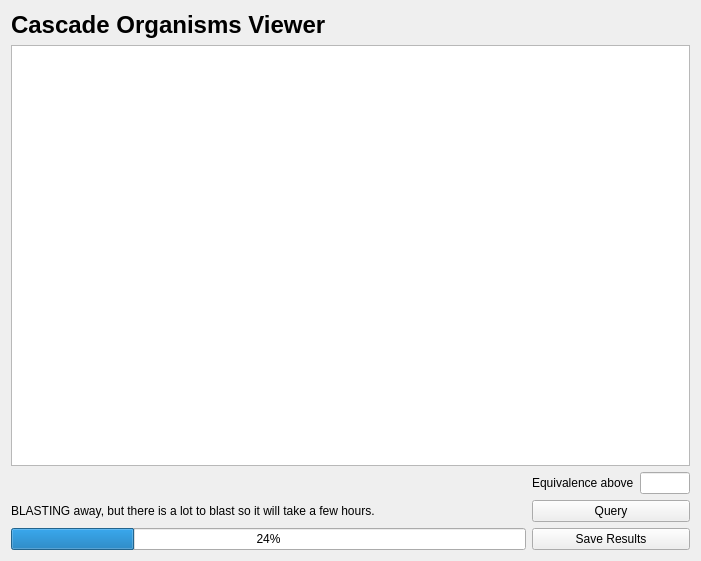
This is cbr/cascades/visual/CascadesViewer.ui in TUM-CBR/pymol-plugins as Qt 5 draws it before an edit. The edited form follows.
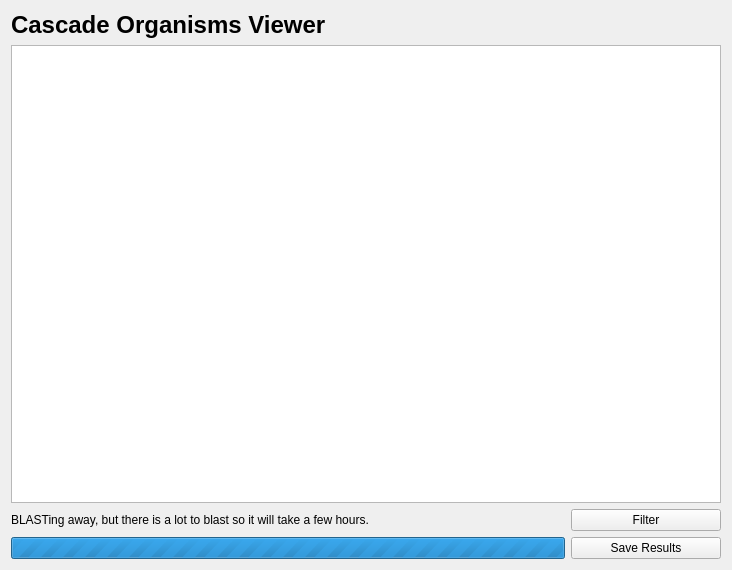
This is the edited form.

Commit message: [Cascade BLAST] Code to construct a database.

The edit to the form file:
```diff
--- a/cbr/cascades/visual/CascadesViewer.ui
+++ b/cbr/cascades/visual/CascadesViewer.ui
@@ -6,50 +6,17 @@
    <rect>
     <x>0</x>
     <y>0</y>
-    <width>701</width>
-    <height>561</height>
+    <width>732</width>
+    <height>570</height>
    </rect>
   </property>
   <property name="windowTitle">
    <string>Form</string>
   </property>
   <layout class="QGridLayout" name="gridLayout">
-   <item row="2" column="0">
-    <spacer name="horizontalSpacer">
-     <property name="orientation">
-      <enum>Qt::Horizontal</enum>
-     </property>
-     <property name="sizeHint" stdset="0">
-      <size>
-       <width>40</width>
-       <height>20</height>
-      </size>
-     </property>
-    </spacer>
-   </item>
    <item row="1" column="0" colspan="4">
     <widget class="QTableView" name="organismsTable"/>
    </item>
-   <item row="2" column="2">
-    <widget class="QLabel" name="label_2">
-     <property name="text">
-      <string>Equivalence above</string>
-     </property>
-    </widget>
-   </item>
-   <item row="3" column="2" colspan="2">
-    <widget class="QPushButton" name="queryButton">
-     <property name="maximumSize">
-      <size>
-       <width>16777215</width>
-       <height>16777215</height>
-      </size>
-     </property>
-     <property name="text">
-      <string>Query</string>
-     </property>
-    </widget>
-   </item>
    <item row="0" column="0" colspan="3">
     <widget class="QLabel" name="label">
      <property name="styleSheet">
@@ -61,34 +28,46 @@
      </property>
     </widget>
    </item>
-   <item row="2" column="3">
-    <widget class="QLineEdit" name="equivalenceLineEdit">
-     <property name="maximumSize">
-      <size>
-       <width>50</width>
-       <height>16777215</height>
-      </size>
-     </property>
-    </widget>
-   </item>
-   <item row="4" column="0" colspan="2">
-    <widget class="QProgressBar" name="queryProgressBar">
-     <property name="value">
-      <number>24</number>
-     </property>
-    </widget>
-   </item>
-   <item row="4" column="2" colspan="2">
+   <item row="4" column="3">
     <widget class="QPushButton" name="saveResultsButton">
+     <property name="maximumSize">
+      <size>
+       <width>150</width>
+       <height>16777215</height>
+      </size>
+     </property>
      <property name="text">
       <string>Save Results</string>
      </property>
     </widget>
    </item>
-   <item row="3" column="0">
-    <widget class="QLabel" name="label_3">
+   <item row="3" column="3">
+    <widget class="QPushButton" name="queryButton">
+     <property name="maximumSize">
+      <size>
+       <width>150</width>
+       <height>16777215</height>
+      </size>
+     </property>
      <property name="text">
-      <string>BLASTING away, but there is a lot to blast so it will take a few hours.</string>
+      <string>Filter</string>
+     </property>
+    </widget>
+   </item>
+   <item row="4" column="0" colspan="3">
+    <widget class="QProgressBar" name="queryProgressBar">
+     <property name="maximum">
+      <number>0</number>
+     </property>
+     <property name="value">
+      <number>-1</number>
+     </property>
+    </widget>
+   </item>
+   <item row="3" column="0" colspan="3">
+    <widget class="QLabel" name="blastLabel">
+     <property name="text">
+      <string>BLASTing away, but there is a lot to blast so it will take a few hours.</string>
      </property>
     </widget>
    </item>
```
The commit also changes 13 other files.
